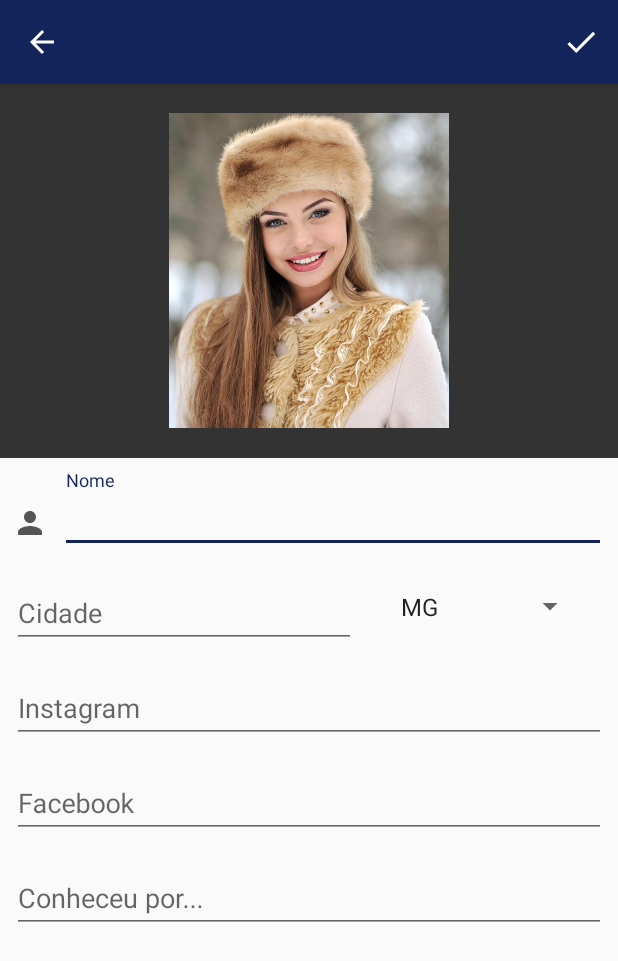
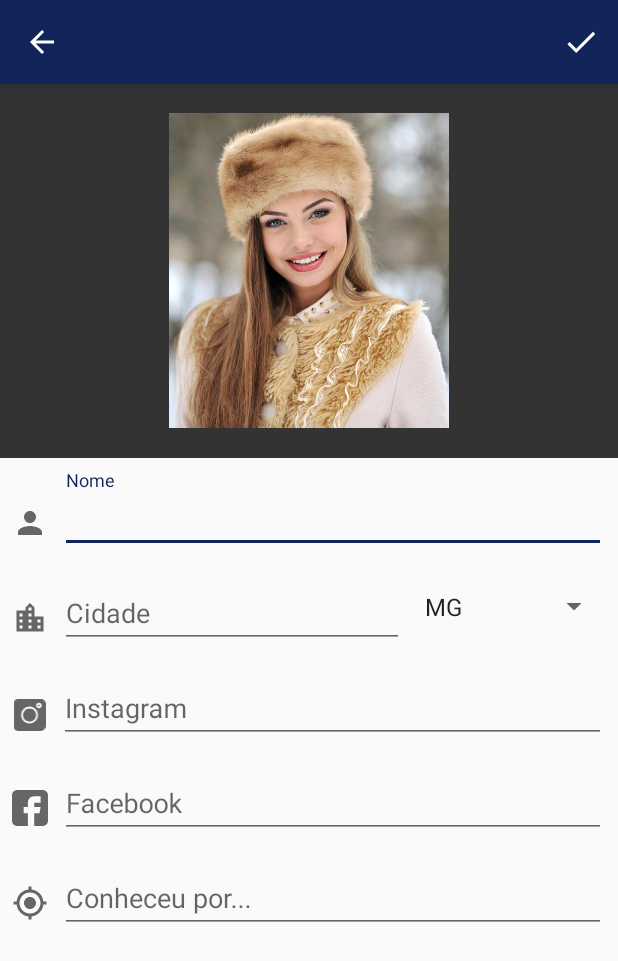
Before and after one commit to danilongc/date_care, an Android app: the screen it shows after launch (EditContactActivity), after a tap on an icon or button, on a phone screen of 412 x 824 dp. Shown: the top 961 px of the screen. Run offline under Robolectric (Android 15) with nearby library versions, the phone set to English and light mode, and no system bars; our stand-ins replace Room's generated code.

Commit message:
implementaçãoes

```diff
--- a/app/src/main/AndroidManifest.xml
+++ b/app/src/main/AndroidManifest.xml
@@ -36,7 +36,7 @@
                 android:name="android.support.PARENT_ACTIVITY"
                 android:value="com.it.dnc.keoh.MainActivity" />
         </activity>
-
+        <activity android:name=".EditRushActivity"></activity>
     </application>
 
 </manifest>
--- a/app/src/main/java/com/it/dnc/keoh/MainActivity.java
+++ b/app/src/main/java/com/it/dnc/keoh/MainActivity.java
@@ -109,10 +109,9 @@ public class MainActivity  extends AppCompatActivity implements  ContactItemFrag
     @Override
     protected void onActivityResult(int requestCode, int resultCode, Intent data) {
 
-        if(data.getExtras().get("result").toString().equals("created")){
+        if(data.getExtras() != null && data.getExtras().get("result").toString().equals("created")){
            reloadActivit();
         }
-
     }
 
     private void reloadActivit(){
--- a/app/src/main/java/com/it/dnc/keoh/appdata/dao/ContactDao.java
+++ b/app/src/main/java/com/it/dnc/keoh/appdata/dao/ContactDao.java
@@ -4,13 +4,11 @@ import android.arch.persistence.room.Dao;
 import android.arch.persistence.room.Delete;
 import android.arch.persistence.room.Insert;
 import android.arch.persistence.room.Query;
+import android.arch.persistence.room.Update;
 
 import com.it.dnc.keoh.appdata.model.Contact;
-import com.it.dnc.keoh.appdata.model.Rush;
 
 import java.util.List;
-
-import io.reactivex.Maybe;
 
 /**
  * Created by dnc on 12/08/18.
@@ -29,6 +27,9 @@ public interface ContactDao {
     @Insert
     void insert(Contact... contacts);
 
+    @Update
+    void update(Contact... repos);
+
     @Delete
     void delete(Contact... contacts);
 
--- a/app/src/main/java/com/it/dnc/keoh/appdata/model/Contact.java
+++ b/app/src/main/java/com/it/dnc/keoh/appdata/model/Contact.java
@@ -21,7 +21,7 @@ public class Contact {
     private Boolean checked = false;
 
     @PrimaryKey(autoGenerate = true)
-    private int id;
+    private Integer id;
 
     @ColumnInfo(name = "name")
     private String name;
@@ -49,11 +49,11 @@ public class Contact {
 
     }
 
-    public int getId() {
+    public Integer getId() {
         return id;
     }
 
-    public void setId(int id) {
+    public void setId(Integer id) {
         this.id = id;
     }
 
--- a/app/src/main/res/drawable/ic_location_city_24dp.xml
+++ b/app/src/main/res/drawable/ic_location_city_24dp.xml
@@ -4,6 +4,6 @@
         android:viewportWidth="24.0"
         android:viewportHeight="24.0">
     <path
-        android:fillColor="#FF000000"
+        android:fillColor="#666"
         android:pathData="M15,11L15,5l-3,-3 -3,3v2L3,7v14h18L21,11h-6zM7,19L5,19v-2h2v2zM7,15L5,15v-2h2v2zM7,11L5,11L5,9h2v2zM13,19h-2v-2h2v2zM13,15h-2v-2h2v2zM13,11h-2L11,9h2v2zM13,7h-2L11,5h2v2zM19,19h-2v-2h2v2zM19,15h-2v-2h2v2z"/>
 </vector>
--- a/app/src/main/res/drawable/ic_my_location_24dp.xml
+++ b/app/src/main/res/drawable/ic_my_location_24dp.xml
@@ -4,6 +4,6 @@
         android:viewportWidth="24.0"
         android:viewportHeight="24.0">
     <path
-        android:fillColor="#FF000000"
+        android:fillColor="#666"
         android:pathData="M12,8c-2.21,0 -4,1.79 -4,4s1.79,4 4,4 4,-1.79 4,-4 -1.79,-4 -4,-4zM20.94,11c-0.46,-4.17 -3.77,-7.48 -7.94,-7.94L13,1h-2v2.06C6.83,3.52 3.52,6.83 3.06,11L1,11v2h2.06c0.46,4.17 3.77,7.48 7.94,7.94L11,23h2v-2.06c4.17,-0.46 7.48,-3.77 7.94,-7.94L23,13v-2h-2.06zM12,19c-3.87,0 -7,-3.13 -7,-7s3.13,-7 7,-7 7,3.13 7,7 -3.13,7 -7,7z"/>
 </vector>
--- a/app/src/main/res/drawable/ic_person_24dp.xml
+++ b/app/src/main/res/drawable/ic_person_24dp.xml
@@ -4,6 +4,6 @@
         android:viewportWidth="24.0"
         android:viewportHeight="24.0">
     <path
-        android:fillColor="#555"
+        android:fillColor="#666"
         android:pathData="M12,12c2.21,0 4,-1.79 4,-4s-1.79,-4 -4,-4 -4,1.79 -4,4 1.79,4 4,4zM12,14c-2.67,0 -8,1.34 -8,4v2h16v-2c0,-2.66 -5.33,-4 -8,-4z"/>
 </vector>
--- a/app/src/main/res/layout/content_edit_contact.xml
+++ b/app/src/main/res/layout/content_edit_contact.xml
@@ -53,7 +53,7 @@
             android:layout_height="55dp"
             android:layout_marginStart="8dp"
             android:layout_marginTop="8dp"
-            app:layout_constraintStart_toStartOf="parent"
+            app:layout_constraintStart_toEndOf="@+id/imageView3"
             app:layout_constraintTop_toBottomOf="@+id/txtContactNameLayout">
 
             <android.support.design.widget.TextInputEditText
@@ -90,10 +90,9 @@
             android:layout_marginStart="8dp"
             android:layout_marginTop="8dp"
             app:layout_constraintEnd_toEndOf="parent"
-            app:layout_constraintStart_toStartOf="parent"
-            app:layout_constraintTop_toBottomOf="@+id/txtContactCityLayout"
+            app:layout_constraintStart_toEndOf="@+id/imageView4"
 
-            >
+            app:layout_constraintTop_toBottomOf="@+id/txtContactCityLayout">
 
             <android.support.design.widget.TextInputEditText
                 android:id="@+id/txtContactInsta"
@@ -111,7 +110,7 @@
             android:layout_marginStart="8dp"
             android:layout_marginTop="8dp"
             app:layout_constraintEnd_toEndOf="parent"
-            app:layout_constraintStart_toStartOf="parent"
+            app:layout_constraintStart_toEndOf="@+id/imageView5"
             app:layout_constraintTop_toBottomOf="@+id/txtContactInstaLayout">
 
             <android.support.design.widget.TextInputEditText
@@ -130,7 +129,7 @@
             android:layout_marginStart="8dp"
             android:layout_marginTop="8dp"
             app:layout_constraintEnd_toEndOf="parent"
-            app:layout_constraintStart_toStartOf="parent"
+            app:layout_constraintStart_toEndOf="@+id/imageView6"
             app:layout_constraintTop_toBottomOf="@+id/txtContactFaceLayout">
 
             <android.support.design.widget.TextInputEditText
@@ -147,9 +146,52 @@
             android:layout_height="wrap_content"
             android:layout_marginBottom="8dp"
             android:layout_marginStart="8dp"
+
+
             app:layout_constraintBottom_toBottomOf="@+id/txtContactNameLayout"
             app:layout_constraintStart_toStartOf="parent"
             app:srcCompat="@drawable/ic_person_24dp" />
+
+        <ImageView
+
+            android:id="@+id/imageView3"
+            android:layout_width="wrap_content"
+            android:layout_height="wrap_content"
+            android:layout_marginBottom="8dp"
+            android:layout_marginStart="8dp"
+            app:layout_constraintBottom_toBottomOf="@+id/txtContactCityLayout"
+            app:layout_constraintStart_toStartOf="parent"
+            app:srcCompat="@drawable/ic_location_city_24dp" />
+
+        <ImageView
+            android:id="@+id/imageView4"
+            android:layout_width="23dp"
+            android:layout_height="21dp"
+            android:layout_marginBottom="8dp"
+            android:layout_marginStart="8dp"
+            app:layout_constraintBottom_toBottomOf="@+id/txtContactInstaLayout"
+            app:layout_constraintStart_toStartOf="parent"
+            app:srcCompat="@drawable/ic_instagram" />
+
+        <ImageView
+            android:id="@+id/imageView5"
+            android:layout_width="wrap_content"
+            android:layout_height="wrap_content"
+            android:layout_marginBottom="8dp"
+            android:layout_marginStart="8dp"
+            app:layout_constraintBottom_toBottomOf="@+id/txtContactFaceLayout"
+            app:layout_constraintStart_toStartOf="parent"
+            app:srcCompat="@drawable/ic_facebook" />
+
+        <ImageView
+            android:id="@+id/imageView6"
+            android:layout_width="wrap_content"
+            android:layout_height="wrap_content"
+            android:layout_marginBottom="8dp"
+            android:layout_marginStart="8dp"
+            app:layout_constraintBottom_toBottomOf="@+id/txtContactMeetLayout"
+            app:layout_constraintStart_toStartOf="parent"
+            app:srcCompat="@drawable/ic_my_location_24dp" />
 
 
     </android.support.constraint.ConstraintLayout>
```
Also changed, not shown: app/src/main/java/com/it/dnc/keoh/EditContactActivity.java (+14 -15 lines), app/src/main/java/com/it/dnc/keoh/tasks/ContactSaveAsyncTask.java (+7 -1 lines), 21 other files.
